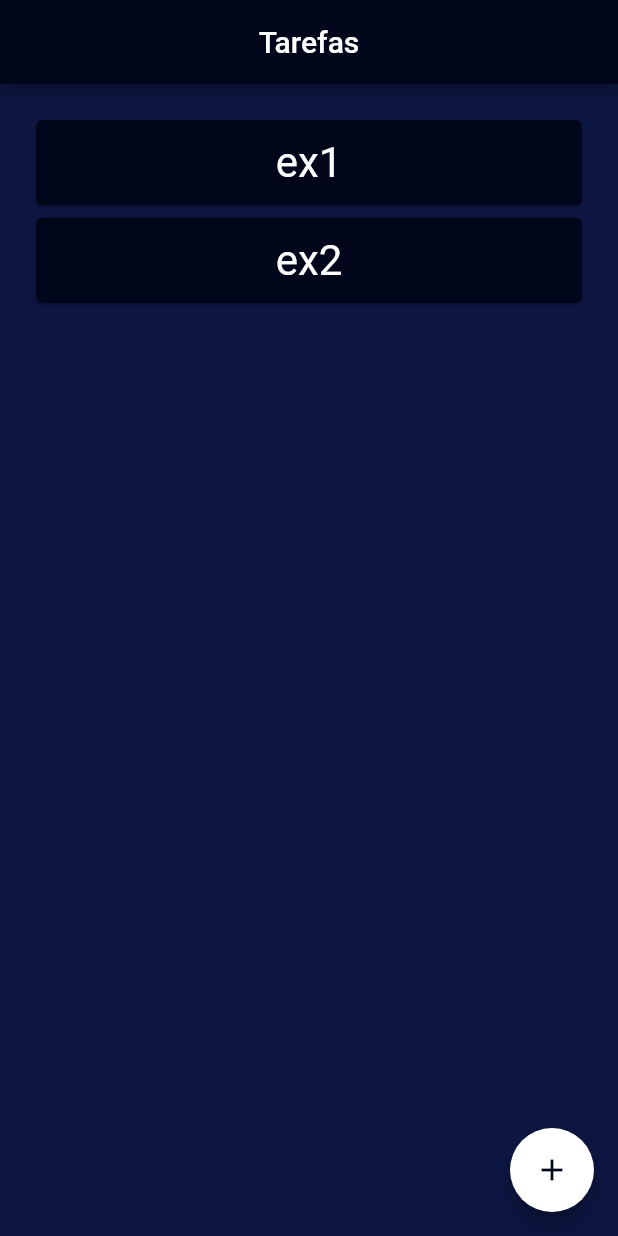
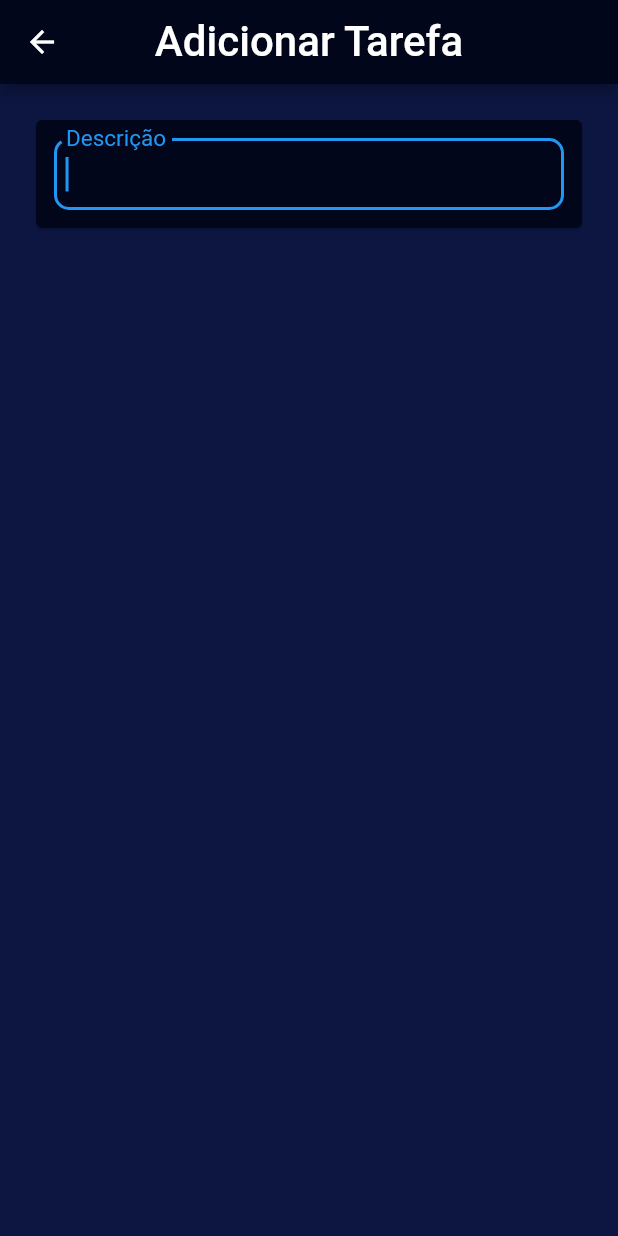
Before and after one commit to Louis-Ian/Flutter_Curso-Dell-Lead, a Flutter app: the screen it shows after launch, after a tap on the "add" icon, on a phone screen of 412 x 824 dp. Run offline on Flutter 3.47's test engine with Material 2 defaults, Android fonts, the phone set to English and light mode, and no system bars; our stand-ins replace flutter_mobx, google_fonts, mobx; generated files the repository leaves out were written again.

Commit message:
oficina 4.4 feita

```diff
--- a/oficina_4_4/lib/main.dart
+++ b/oficina_4_4/lib/main.dart
@@ -1,33 +1,35 @@
 import 'package:flutter/material.dart';
 import 'package:flutter_mobx/flutter_mobx.dart';
-import 'package:mobx/mobx.dart';
-import 'package:oficina_4_4/tarefas_store.dart';
+import 'package:oficina_4_4/tarefa_list_store.dart';
+import 'package:provider/provider.dart';
 
 void main() {
-  runApp(MyApp());
+  runApp(const MyApp());
 }
 
 class MyApp extends StatelessWidget {
   const MyApp({Key? key}) : super(key: key);
 
   @override
-  Widget build(BuildContext context) {
-    return MaterialApp(
-      debugShowCheckedModeBanner: false,
-      title: 'Task App',
-      theme: ThemeData(primarySwatch: Colors.blue),
-      home: MyHomePage(),
-    );
-  }
+  Widget build(BuildContext context) => Provider<TarefaList>(
+        create: (_) => TarefaList(),
+        child: MaterialApp(
+          debugShowCheckedModeBanner: false,
+          title: 'Task App',
+          theme: ThemeData(primarySwatch: Colors.blue),
+          home: TarefaListScreen(),
+          routes: {
+            '/add': (context) => TarefaAddScreen(),
+            '/edit': (context) => TarefaEditScreen(),
+          },
+        ),
+      );
 }
 
-class MyHomePage extends StatelessWidget {
-  MyHomePage({Key? key}) : super(key: key);
-
-  final TarefaStore _tarefaStore = TarefaStore();
-
+class TarefaListScreen extends StatelessWidget {
   @override
   Widget build(BuildContext context) {
+    final _tarefaList = Provider.of<TarefaList>(context);
     Color darkBlue = const Color.fromARGB(255, 2, 6, 27);
     Color blue = const Color.fromARGB(255, 12, 22, 65);
 
@@ -37,6 +39,7 @@ class MyHomePage extends StatelessWidget {
         title: const Text("Tarefas",
             style: TextStyle(
               color: Colors.white,
+              fontSize: 28,
             )),
         centerTitle: true,
         foregroundColor: Colors.white,
@@ -46,13 +49,13 @@ class MyHomePage extends StatelessWidget {
       body: Padding(
         padding: const EdgeInsets.all(20.0),
         child: Observer(
-          builder: (_) => TarefaCard(),
+          builder: (_) => TarefaCards(),
         ),
       ),
       floatingActionButton: Observer(
         builder: (_) => FloatingActionButton(
           onPressed: () {
-            autorun((_) => _tarefaStore.tarefaList.add("descricao"));
+            Navigator.pushNamed(context, '/add');
           },
           backgroundColor: Colors.white,
           foregroundColor: darkBlue,
@@ -63,19 +66,82 @@ class MyHomePage extends StatelessWidget {
   }
 }
 
-class TarefaCard extends StatelessWidget {
-  TarefaCard({Key? key}) : super(key: key);
-
-  final TarefaStore _tarefaStore = TarefaStore();
-
+class TarefaAddScreen extends StatelessWidget {
   @override
   Widget build(BuildContext context) {
+    final _tarefaList = Provider.of<TarefaList>(context);
+    TextEditingController _textController = TextEditingController(text: '');
+
+    Color darkBlue = const Color.fromARGB(255, 2, 6, 27);
+    Color blue = const Color.fromARGB(255, 12, 22, 65);
+
+    return Scaffold(
+      primary: true,
+      appBar: AppBar(
+        title: const Text("Adicionar Tarefa",
+            style: TextStyle(
+              color: Colors.white,
+              fontSize: 28,
+            )),
+        centerTitle: true,
+        foregroundColor: Colors.white,
+        backgroundColor: darkBlue,
+      ),
+      backgroundColor: blue,
+      body: Padding(
+        padding: const EdgeInsets.all(20.0),
+        child: Observer(
+          builder: (_) => TarefaCardAdd(),
+        ),
+      ),
+    );
+  }
+}
+
+class TarefaEditScreen extends StatelessWidget {
+  @override
+  Widget build(BuildContext context) {
+    final _tarefaList = Provider.of<TarefaList>(context);
+    final args = ModalRoute.of(context)!.settings.arguments;
+
+    Color darkBlue = const Color.fromARGB(255, 2, 6, 27);
+    Color blue = const Color.fromARGB(255, 12, 22, 65);
+
+    return Scaffold(
+      primary: true,
+      appBar: AppBar(
+        title: const Text("Editar Tarefa",
+            style: TextStyle(
+              color: Colors.white,
+              fontSize: 28,
+            )),
+        centerTitle: true,
+        foregroundColor: Colors.white,
+        backgroundColor: darkBlue,
+      ),
+      backgroundColor: blue,
+      body: Padding(
+        padding: const EdgeInsets.all(20.0),
+        child: Observer(
+          builder: (_) => TarefaCardEdit(args.toString()),
+        ),
+      ),
+    );
+  }
+}
+
+class TarefaCards extends StatelessWidget {
+  @override
+  Widget build(BuildContext context) {
+    final _tarefaList = Provider.of<TarefaList>(context);
+    TextEditingController _textController = TextEditingController(text: '');
+
     Color darkBlue = const Color.fromARGB(255, 2, 6, 27);
     Color blue = const Color.fromARGB(255, 12, 22, 65);
 
     return Observer(
-      builder: (context) => ListView.builder(
-        itemCount: _tarefaStore.tarefaList.length,
+      builder: (_) => ListView.builder(
+        itemCount: _tarefaList.tarefaList.length,
         itemBuilder: (_, ind) => Card(
           color: darkBlue,
           child: Padding(
@@ -83,9 +149,15 @@ class TarefaCard extends StatelessWidget {
             child: Column(
               crossAxisAlignment: CrossAxisAlignment.center,
               children: [
-                Text(
-                  '${_tarefaStore.tarefaList[ind]}',
-                  style: TextStyle(color: Colors.white, fontSize: 28),
+                InkWell(
+                  onTap: () => Navigator.pushNamed(context, '/edit',
+                      arguments: _tarefaList.tarefaList[ind].descricao),
+                  onLongPress: () =>
+                      _tarefaList.removerTarefa(_tarefaList.tarefaList[ind]),
+                  child: Text(
+                    _tarefaList.tarefaList[ind].descricao,
+                    style: const TextStyle(color: Colors.white, fontSize: 28),
+                  ),
                 ),
               ],
             ),
@@ -95,3 +167,106 @@ class TarefaCard extends StatelessWidget {
     );
   }
 }
+
+class TarefaCardAdd extends StatelessWidget {
+  @override
+  Widget build(BuildContext context) {
+    final _tarefaList = Provider.of<TarefaList>(context);
+    TextEditingController _textController = TextEditingController(text: '');
+
+    Color darkBlue = const Color.fromARGB(255, 2, 6, 27);
+    Color blue = const Color.fromARGB(255, 12, 22, 65);
+
+    return Observer(
+      builder: (_) => Column(
+        children: [
+          Card(
+            color: darkBlue,
+            child: Padding(
+              padding: const EdgeInsets.all(12.0),
+              child: Column(
+                crossAxisAlignment: CrossAxisAlignment.center,
+                children: [
+                  TextField(
+                    autofocus: true,
+                    decoration: InputDecoration(
+                      labelText: 'Descrição',
+                      contentPadding: const EdgeInsets.all(8),
+                      border: OutlineInputBorder(
+                        borderRadius: BorderRadius.circular(10.0),
+                      ),
+                    ),
+                    style: const TextStyle(
+                      color: Colors.white,
+                      fontSize: 20,
+                    ),
+                    controller: _textController,
+                    textInputAction: TextInputAction.done,
+                    onSubmitted: (String value) {
+                      _tarefaList.addTarefa(_textController.text);
+                      _textController.clear();
+                      Navigator.pop(context);
+                    },
+                  ),
+                ],
+              ),
+            ),
+          ),
+        ],
+      ),
+    );
+  }
+}
+
+class TarefaCardEdit extends StatelessWidget {
+  String input;
+  TarefaCardEdit(this.input, {Key? key}) : super(key: key);
+
+  @override
+  Widget build(BuildContext context) {
+    final _tarefaList = Provider.of<TarefaList>(context);
+    TextEditingController _textController = TextEditingController(text: input);
+
+    Color darkBlue = const Color.fromARGB(255, 2, 6, 27);
+    Color blue = const Color.fromARGB(255, 12, 22, 65);
+
+    return Observer(
+      builder: (_) => Column(
+        children: [
+          Card(
+            color: darkBlue,
+            child: Padding(
+              padding: const EdgeInsets.all(12.0),
+              child: Column(
+                crossAxisAlignment: CrossAxisAlignment.center,
+                children: [
+                  TextField(
+                    autofocus: true,
+                    decoration: InputDecoration(
+                      labelText: 'Descrição',
+                      contentPadding: const EdgeInsets.all(8),
+                      border: OutlineInputBorder(
+                        borderRadius: BorderRadius.circular(10.0),
+                      ),
+                    ),
+                    style: const TextStyle(
+                      color: Colors.white,
+                      fontSize: 20,
+                    ),
+                    controller: _textController,
+                    textInputAction: TextInputAction.done,
+                    onSubmitted: (String value) {
+                      _tarefaList.addTarefa(_textController.text);
+                      _textController.clear();
+                      Navigator.pop(context);
+                    },
+                  ),
+                ],
+              ),
+            ),
+          ),
+        ],
+      ),
+    );
+  }
+}
--- /dev/null
+++ b/oficina_4_4/lib/tarefa_list_store.dart
@@ -0,0 +1,22 @@
+import 'package:mobx/mobx.dart';
+import 'package:oficina_4_4/tarefas_store.dart';
+
+part 'tarefa_list_store.g.dart';
+
+class TarefaList = _TarefaList with _$TarefaList;
+
+abstract class _TarefaList with Store {
+  @observable
+  ObservableList<Tarefa> tarefaList = ObservableList<Tarefa>();
+
+  @action
+  void addTarefa(String descricao) {
+    final tarefa = Tarefa(descricao);
+    tarefaList.add(tarefa);
+  }
+
+  @action
+  void removerTarefa(Tarefa t) {
+    tarefaList.removeWhere((x) => x == t);
+  }
+}
--- a/oficina_4_4/lib/tarefas_store.dart
+++ b/oficina_4_4/lib/tarefas_store.dart
@@ -2,19 +2,16 @@ import 'package:mobx/mobx.dart';
 
 part 'tarefas_store.g.dart';
 
-class TarefaStore extends _TarefaStore with _$TarefaStore {}
+class Tarefa = _Tarefa with _$Tarefa;
 
-abstract class _TarefaStore with Store {
+abstract class _Tarefa with Store {
+  _Tarefa(this.descricao);
+
   @observable
-  ObservableList tarefaList = ObservableList<String>.of(['ex1', 'ex2']);
+  String descricao = '';
 
   @action
-  void removerTarefa(int id) {
-    tarefaList.removeAt(id);
-  }
-
-  @action
-  void addTarefa(String descricao) {
-    tarefaList.add(descricao);
+  void updateTarefa(String descricao) {
+    this.descricao = descricao;
   }
 }
--- a/oficina_4_4/pubspec.yaml
+++ b/oficina_4_4/pubspec.yaml
@@ -38,6 +38,7 @@ dependencies:
   flutter_mobx: ^2.0.4
   mobx_codegen: ^2.0.5+2
   responsive_grid: ^2.0.0
+  provider: ^6.0.2
 
 dev_dependencies:
   flutter_test:
```
Also changed, not shown: oficina_4_4/lib/tarefa_list_store.g.dart (added), oficina_4_4/lib/tarefas_store.g.dart, 1 other file.
